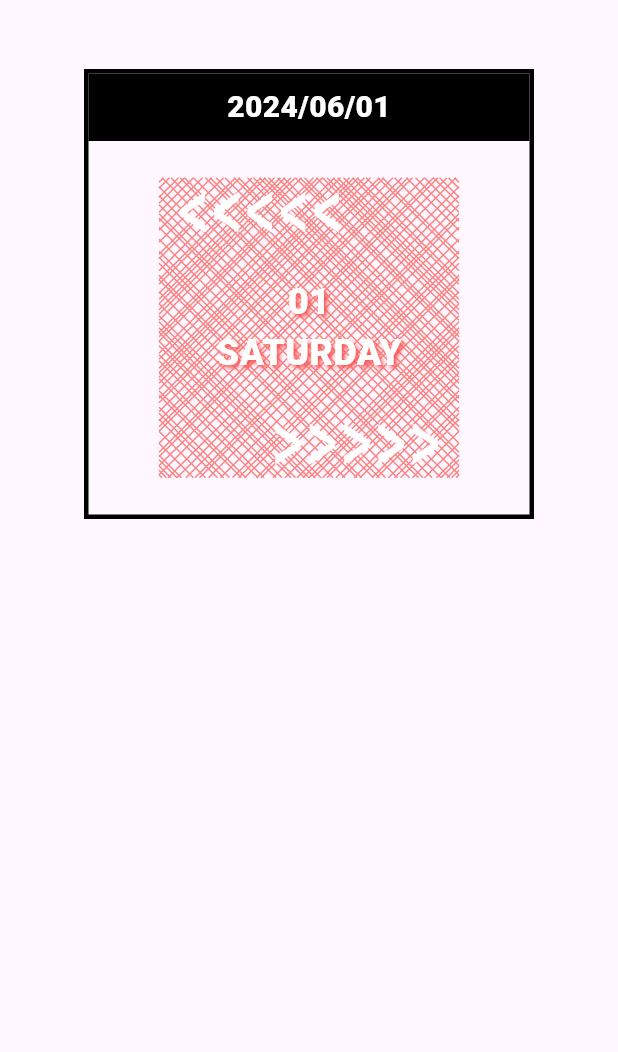
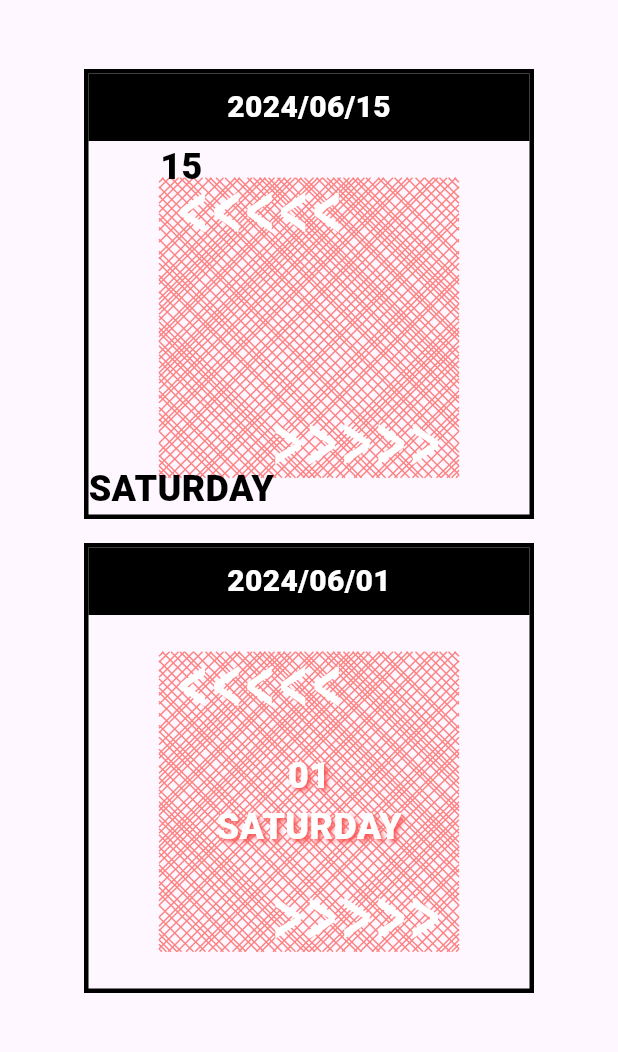
Before and after one commit to ssj24/patterns, a Flutter app: the screen it shows after launch, on a phone screen of 412 x 824 dp, the part 63-1115 px from its top. Run offline on Flutter 3.47's test engine with Material 3 defaults, Android fonts, the phone set to English and light mode, and no system bars.

Commit message:
Refactor: refactor pattern card widget layout

```diff
--- a/lib/models/patterns.dart
+++ b/lib/models/patterns.dart
@@ -2,16 +2,19 @@
 class Pattern {
   final DateTime date;
   final String pattern;
+  final String dateWidget;
 
   Pattern({
     required this.date,
     required this.pattern,
+    required this.dateWidget,
   });
 
   factory Pattern.fromJson(Map<String, dynamic> json) {
     return Pattern(
       date: json['date'] ?? 0,
       pattern: json['pattern'] ?? '',
+      dateWidget: json['dateWidget'] ?? '',
     );
   }
 }
--- a/lib/screens/index_page.dart
+++ b/lib/screens/index_page.dart
@@ -15,10 +15,15 @@ class IndexPage extends StatefulWidget {
 
 class _IndexPageState extends State<IndexPage> {
   List<Pattern> patterns = [
-
+    Pattern(
+      date: DateTime.parse('2024-06-15'),
+      pattern: "TwoTypeCheckPattern",
+      dateWidget: "RightBottomDay",
+    ),
     Pattern(
       date: DateTime.parse('2024-06-01'),
-      pattern: "IrregularDiagonalLinePainter",
+      pattern: "IrregularDiagonalLine",
+      dateWidget: "CenterDate",
     ),
   ];
 
@@ -35,39 +40,7 @@ class _IndexPageState extends State<IndexPage> {
                 for ( var target in patterns )
                   Padding(
                     padding: const EdgeInsets.all(8.0),
-                    child: Center(
-                        child: Container(
-                            width: 300,
-                            height: 300,
-                            decoration: BoxDecoration(
-                                border: Border.all(
-                                  color: Colors.black,
-                                  width: 3,
-                                )
-                            ),
-                            child: Column(
-                              children: [
-                                Container(
-                                  width: double.infinity,
-                                  color: Colors.black,
-                                  padding: const EdgeInsets.all(8.0),
-                                  child: Center(
-                                    child: Text(
-                                      dateFormatter(target.date),
-                                      style: TextStyle(
-                                        fontWeight: FontWeight.w900,
-                                        fontSize: 20.0,
-                                        color: Colors.white,
-                                      ),
-                                    ),
-                                  ),
-                                ),
-                                PatternCard(target: target),
-
-                              ],
-                            )
-                        )
-                    ),
+                    child: PatternCard(target: target),
                   )
               ],
             )
--- a/lib/services/pattern.dart
+++ b/lib/services/pattern.dart
@@ -1,6 +1,23 @@
+import 'package:flutter/material.dart';
+
 import 'package:patterns/widgets/patterns/irregular_diagonal_line.dart';
+import 'package:patterns/widgets/patterns/two_type_check_pattern.dart';
 
-Map<String, Function()> classMap = {
-  'IrregularDiagonalLinePainter': () => IrregularDiagonalLine(),
-  // 다른 클래스들도 필요하다면 추가할 수 있습니다
+import 'package:patterns/widgets/dates/center_date.dart';
+import 'package:patterns/widgets/dates/right_bottom_day.dart';
+
+Map<String, Function()> patternMap = {
+  'IrregularDiagonalLine': () => IrregularDiagonalLine(),
+  'TwoTypeCheckPattern': () => TwoTypeCheckPattern(),
 };
+
+Widget getDateWidget(String className, DateTime targetTime) {
+  switch (className) {
+    case 'CenterDate':
+      return CenterDate(target: targetTime);
+    case 'RightBottomDay':
+      return RightBottomDay(target: targetTime);
+    default:
+      throw Exception('Unsupported class name: $className');
+  }
+}
--- a/lib/widgets/dates/center_date.dart
+++ b/lib/widgets/dates/center_date.dart
@@ -2,14 +2,15 @@ import 'package:flutter/material.dart';
 
 import 'package:patterns/widgets/pattern_card.dart';
 import 'package:patterns/services/utils.dart';
+import 'package:patterns/models/patterns.dart';
 
 class CenterDate extends StatelessWidget {
   const CenterDate({
     super.key,
-    required this.widget,
+    required this.target,
   });
 
-  final PatternCard widget;
+  final DateTime target;
 
   @override
   Widget build(BuildContext context) {
@@ -17,7 +18,7 @@ class CenterDate extends StatelessWidget {
       child: Column(
         mainAxisAlignment: MainAxisAlignment.center,
         children: [
-          Text(dateFormatter(widget.target.date, option: 1),
+          Text(dateFormatter(target, option: 1),
             style: TextStyle(
               // backgroundColor: Colors.white,
               fontWeight: FontWeight.w900,
@@ -32,7 +33,7 @@ class CenterDate extends StatelessWidget {
               ],
             ),
           ),
-          Text(getWeekday(widget.target.date).toUpperCase(),
+          Text(getWeekday(target).toUpperCase(),
             style: TextStyle(
               // backgroundColor: Colors.white,
               fontWeight: FontWeight.w900,
--- /dev/null
+++ b/lib/widgets/dates/right_bottom_day.dart
@@ -0,0 +1,37 @@
+import 'package:flutter/material.dart';
+
+import 'package:patterns/widgets/pattern_card.dart';
+import 'package:patterns/services/utils.dart';
+
+class RightBottomDay extends StatelessWidget {
+  const RightBottomDay({
+    super.key,
+    required this.target,
+  });
+
+  final DateTime target;
+
+  @override
+  Widget build(BuildContext context) {
+    return Column(
+      mainAxisAlignment: MainAxisAlignment.spaceBetween,
+      children: [
+        Text(dateFormatter(target, option: 1),
+          style: TextStyle(
+            // backgroundColor: Colors.white,
+            fontWeight: FontWeight.w900,
+            fontSize: 24,
+            color: Colors.black,
+          ),
+        ),
+        Text(getWeekday(target).toUpperCase(),
+          style: TextStyle(
+            // backgroundColor: Colors.white,
+            fontWeight: FontWeight.w900,
+            fontSize: 24,
+            color: Colors.black,
+          ),)
+      ],
+    );
+  }
+}
--- a/lib/widgets/pattern_card.dart
+++ b/lib/widgets/pattern_card.dart
@@ -1,6 +1,7 @@
 import 'package:flutter/material.dart';
 import 'package:patterns/models/patterns.dart';
 import 'package:patterns/services/pattern.dart';
+import '../services/utils.dart';
 import 'dates/center_date.dart';
 
 
@@ -16,19 +17,53 @@ class _PatternCardState extends State<PatternCard> {
 
   @override
   Widget build(BuildContext context) {
-    dynamic customPatternPainter = classMap[widget.target.pattern]!();
+    dynamic customPatternPainter = patternMap[widget.target.pattern]!();
+    var dateWidget = getDateWidget(widget.target.dateWidget, widget.target.date);
     // CustomPainter? customPatternPainter = classMap[widget.target.pattern]!();
-    return Expanded(
+    return Center(
+        child: Container(
+            width: 300,
+            height: 300,
+            decoration: BoxDecoration(
+                border: Border.all(
+                  color: Colors.black,
+                  width: 3,
+                )
+            ),
+            child: Column(
+              children: [
+                Container(
+                  width: double.infinity,
+                  color: Colors.black,
+                  padding: const EdgeInsets.all(8.0),
+                  child: Center(
+                    child: Text(
+                      dateFormatter(widget.target.date),
+                      style: TextStyle(
+                        fontWeight: FontWeight.w900,
+                        fontSize: 20.0,
+                        color: Colors.white,
+                      ),
+                    ),
+                  ),
+                ),
+                Expanded(
                   child: Container(
                     child: Stack(
                         children: [
                           Center(
                             child: customPatternPainter,
                           ),
-            CenterDate(widget: widget),
+                          dateWidget,
+                          // CenterDate(target: widget.target),
                         ]
                     ),
                   ),
+                ),
+
+              ],
+            )
+        )
     );
   }
 }
--- /dev/null
+++ b/lib/widgets/patterns/two_type_check_pattern.dart
@@ -0,0 +1,72 @@
+import 'package:flutter/material.dart';
+
+import 'irregular_diagonal_line_painter.dart';
+
+class TwoTypeCheckPattern extends StatelessWidget {
+  const TwoTypeCheckPattern({
+    super.key,
+  });
+
+
+  @override
+  Widget build(BuildContext context) {
+    return Stack(
+        children: [
+          CustomPaint(
+            size: Size(200, 200), // 캔버스 크기
+            painter: IrregularDiagonalLinePainter(),
+          ),
+          Positioned(
+              left: 32,
+              child: Padding(
+                padding: const EdgeInsets.all(8.0),
+                child: Transform.scale(
+                  scaleX: 2,
+                  scaleY: 3,
+                  child: Text(
+                    '<<<<<',
+                    style: TextStyle(
+                      // backgroundColor: Colors.white,
+                      // fontWeight: FontWeight.w900,
+                        color: Colors.white,
+                        // shadows: <Shadow>[
+                        //   Shadow(
+                        //     offset: Offset(0.0, 0.0),
+                        //     blurRadius: 2.0,
+                        //     color: Color.fromARGB(120, 0, 0, 0),
+                        //   ),
+                        // ],
+                        fontSize: 20,
+                        letterSpacing: 1
+                      // height: 24,
+                    ),
+                  ),
+                ),
+              )
+          ),
+          Positioned(
+              bottom: 0,
+              right: 32,
+              child: Padding(
+                padding: const EdgeInsets.all(8.0),
+                child: Transform.scale(
+                  scaleX: 2,
+                  scaleY: 3,
+                  child: Text(
+                    '>>>>>',
+                    style: TextStyle(
+                      // backgroundColor: Colors.white,
+                      // fontWeight: FontWeight.w900,
+                        color: Colors.white,
+                        fontSize: 20,
+                        letterSpacing: 1
+                      // height: 24,
+                    ),
+                  ),
+                ),
+              )
+          ),
+        ]
+    );
+  }
+}
```
Lines whose indentation alone changed are shown as unchanged.
